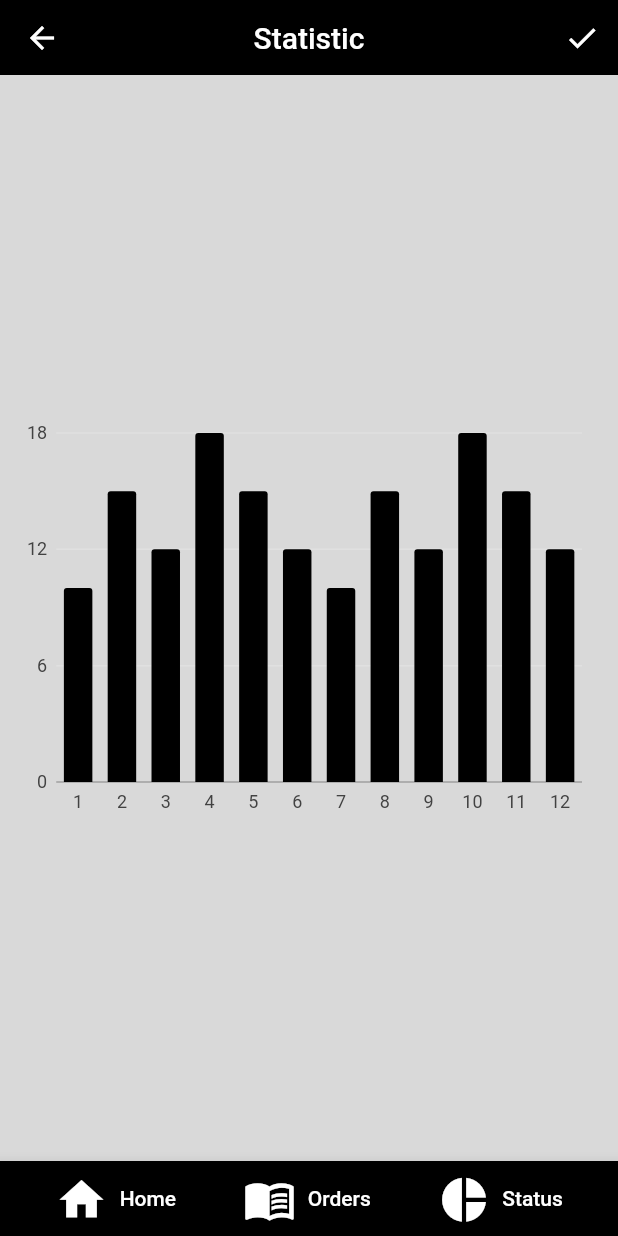
After one commit to JiyadAhammad/Cool-Spot-Admin, a Flutter app: the StatisicScreen screen opened by its route, on a phone screen of 412 x 824 dp. The commit adds this screen. Run offline on Flutter 3.47's test engine with Material 2 defaults, Android fonts, the phone set to English and light mode, and no system bars; our stand-ins replace charts_flutter, equatable, get, image_picker, pinput.

Commit message:
bar chart integrated

```diff
--- a/lib/main.dart
+++ b/lib/main.dart
@@ -6,6 +6,7 @@ import 'view/home/home_screen.dart';
 import 'view/login/login.dart';
 import 'view/order/order.dart';
 import 'view/splash/splash_screen.dart';
+import 'view/statistics/statistic.dart';
 
 void main() {
   runApp(const MyApp());
@@ -40,6 +41,10 @@ class MyApp extends StatelessWidget {
           name: '/addproduct',
           page: () => const AddProduct(),
         ),
+        GetPage<AddProduct>(
+          name: '/status',
+          page: () => const StatisicScreen(),
+        ),
       ],
     );
   }
--- a/lib/model/confiq/app_router.dart
+++ b/lib/model/confiq/app_router.dart
@@ -7,6 +7,7 @@ import '../../view/home/home_screen.dart';
 import '../../view/login/login.dart';
 import '../../view/order/order.dart';
 import '../../view/splash/splash_screen.dart';
+import '../../view/statistics/statistic.dart';
 
 class AppRoute {
   static Route<dynamic> onGenerateRoute(RouteSettings settings) {
@@ -23,7 +24,8 @@ class AppRoute {
         return Ordescreen.route();
       case AddProduct.routeName:
         return AddProduct.route();
-
+      case StatisicScreen.routeName:
+        return StatisicScreen.route();
       default:
         return _errorRoute();
     }
--- /dev/null
+++ b/lib/model/statistic/statistic_model.dart
@@ -0,0 +1,82 @@
+import 'package:charts_flutter/flutter.dart' as charts;
+
+import '../../view/constant/color/colors.dart';
+
+class OrderStatus {
+  OrderStatus({
+    required this.dateTime,
+    required this.index,
+    required this.orders,
+    this.barColor,
+  }) {
+    barColor = charts.ColorUtil.fromDartColor(kblack);
+  }
+
+  final DateTime dateTime;
+  final int index;
+  final int orders;
+  charts.Color? barColor;
+
+  static final List<OrderStatus> status = <OrderStatus>[
+    OrderStatus(
+      dateTime: DateTime.now(),
+      index: 1,
+      orders: 10,
+    ),
+    OrderStatus(
+      dateTime: DateTime.now(),
+      index: 2,
+      orders: 15,
+    ),
+    OrderStatus(
+      dateTime: DateTime.now(),
+      index: 3,
+      orders: 12,
+    ),
+    OrderStatus(
+      dateTime: DateTime.now(),
+      index: 4,
+      orders: 18,
+    ),
+    OrderStatus(
+      dateTime: DateTime.now(),
+      index: 5,
+      orders: 15,
+    ),
+    OrderStatus(
+      dateTime: DateTime.now(),
+      index: 6,
+      orders: 12,
+    ),
+    OrderStatus(
+      dateTime: DateTime.now(),
+      index: 7,
+      orders: 10,
+    ),
+    OrderStatus(
+      dateTime: DateTime.now(),
+      index: 8,
+      orders: 15,
+    ),
+    OrderStatus(
+      dateTime: DateTime.now(),
+      index: 9,
+      orders: 12,
+    ),
+    OrderStatus(
+      dateTime: DateTime.now(),
+      index: 10,
+      orders: 18,
+    ),
+    OrderStatus(
+      dateTime: DateTime.now(),
+      index: 11,
+      orders: 15,
+    ),
+    OrderStatus(
+      dateTime: DateTime.now(),
+      index: 12,
+      orders: 12,
+    ),
+  ];
+}
--- a/lib/view/splash/splash_screen.dart
+++ b/lib/view/splash/splash_screen.dart
@@ -10,8 +10,8 @@ class SplashScreen extends StatelessWidget {
   const SplashScreen({super.key});
 
   static const String routeName = '/';
-  static Route<Ordescreen> route() {
-    return MaterialPageRoute<Ordescreen>(
+  static Route<SplashScreen> route() {
+    return MaterialPageRoute<SplashScreen>(
       settings: const RouteSettings(name: routeName),
       builder: (_) => const SplashScreen(),
     );
--- /dev/null
+++ b/lib/view/statistics/statistic.dart
@@ -0,0 +1,52 @@
+import 'package:flutter/material.dart';
+
+import '../../model/order/order_model.dart';
+import '../../model/statistic/statistic_model.dart';
+import '../constant/color/colors.dart';
+import '../home/home_screen.dart';
+import '../widget/custom_nav_bar.dart';
+import 'widget/bar_chart.dart';
+
+class StatisicScreen extends StatelessWidget {
+  const StatisicScreen({super.key});
+
+  static const String routeName = '/status';
+  static Route<StatisicScreen> route() {
+    return MaterialPageRoute<StatisicScreen>(
+      settings: const RouteSettings(name: routeName),
+      builder: (_) => const StatisicScreen(),
+    );
+  }
+
+  @override
+  Widget build(BuildContext context) {
+    return Scaffold(
+      backgroundColor: bgColor,
+      appBar: PreferredSize(
+        preferredSize: const Size.fromHeight(50),
+        child: CustomAppBar(
+          barTitle: 'Statistic',
+          action: Icons.check,
+          onPressed: () {},
+        ),
+      ),
+      body: Padding(
+        padding: const EdgeInsets.symmetric(
+          horizontal: 10,
+        ),
+        child: Column(
+          mainAxisAlignment: MainAxisAlignment.center,
+          children: <Widget>[
+            SizedBox(
+              height: MediaQuery.of(context).size.width / 1.5,
+              child: CustomBarChart(
+                orderStatus: OrderStatus.status,
+              ),
+            ),
+          ],
+        ),
+      ),
+      bottomNavigationBar: const CustomNavBar(),
+    );
+  }
+}
--- /dev/null
+++ b/lib/view/statistics/widget/bar_chart.dart
@@ -0,0 +1,31 @@
+import 'package:flutter/material.dart';
+import 'package:charts_flutter/flutter.dart' as charts;
+
+import '../../../model/statistic/statistic_model.dart';
+
+class CustomBarChart extends StatelessWidget {
+  const CustomBarChart({
+    super.key,
+    required this.orderStatus,
+  });
+
+  final List<OrderStatus> orderStatus;
+
+  @override
+  Widget build(BuildContext context) {
+    final List<charts.Series<OrderStatus, String>> series =
+        <charts.Series<OrderStatus, String>>[
+      charts.Series<OrderStatus, String>(
+        id: 'orders',
+        data: orderStatus,
+        domainFn: (OrderStatus datum, int? index) => datum.index.toString(),
+        measureFn: (OrderStatus datum, int? index) => datum.orders,
+        colorFn: (OrderStatus datum, int? index) => datum.barColor!,
+      ),
+    ];
+    return charts.BarChart(
+      series,
+      animate: true,
+    );
+  }
+}
--- a/lib/view/widget/custom_nav_bar.dart
+++ b/lib/view/widget/custom_nav_bar.dart
@@ -48,22 +48,22 @@ class CustomNavBar extends StatelessWidget {
                 ),
               ),
             ),
-            // TextButton.icon(
-            //   onPressed: () {
-            //     Navigator.pushNamed(context, '/profile');
-            //   },
-            //   icon: const Icon(
-            //     Icons.person,
-            //     color: kwhite,
-            //     size: 35,
-            //   ),
-            //   label: const Text(
-            //     '',
-            //     style: TextStyle(
-            //       color: kwhiteText,
-            //     ),
-            //   ),
-            // ),
+            TextButton.icon(
+              onPressed: () {
+                Navigator.pushNamed(context, '/status');
+              },
+              icon: const Icon(
+                Icons.pie_chart,
+                color: kwhite,
+                size: 35,
+              ),
+              label: const Text(
+                'Status',
+                style: TextStyle(
+                  color: kwhiteText,
+                ),
+              ),
+            ),
           ],
         ),
       ),
--- a/pubspec.yaml
+++ b/pubspec.yaml
@@ -33,6 +33,8 @@ dependencies:
   equatable: ^2.0.5
   flutter:
     sdk: flutter
+  # flutter_echarts: ^2.4.0
+  charts_flutter: ^0.12.0
   get: ^4.6.5
   image_picker: ^0.8.6
   intl: ^0.17.0
```
Also changed, not shown: pubspec.lock.
